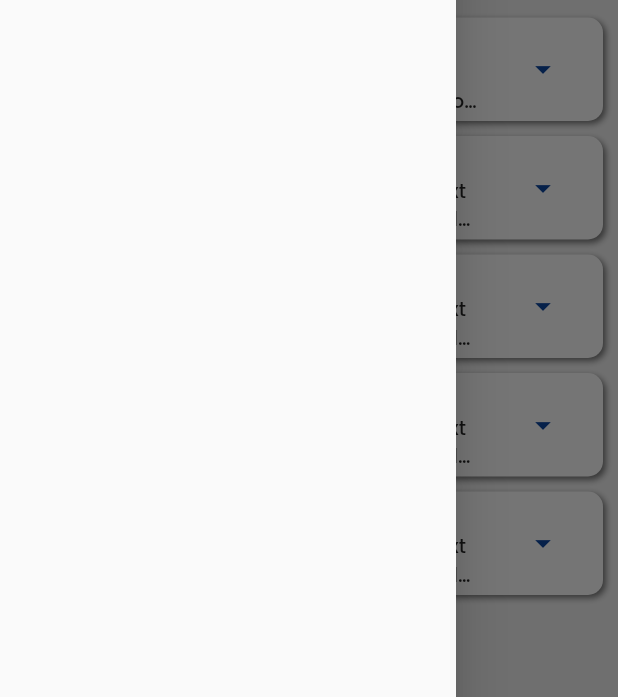
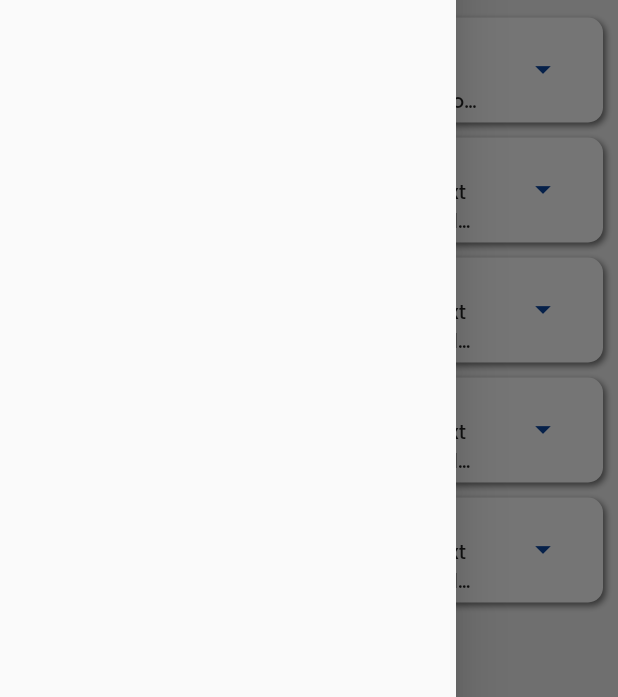
Before and after one commit to cthiagosousa/intgest-l-clone, a Flutter app: the screen it shows after launch, with the side drawer open, on a phone screen of 412 x 824 dp. Shown: the part 275-972 px from the top of the screen. Run offline on Flutter 3.47's test engine with Material 2 defaults, Android fonts, the phone set to English and light mode, and no system bars; our stand-ins replace fl_chart, get_it, google_fonts, mobx; generated files the repository leaves out were written again; network calls fail.

Commit message:
animando card home

```diff
--- a/lib/components/home_item_widget.dart
+++ b/lib/components/home_item_widget.dart
@@ -26,9 +26,12 @@ class _HomeItemWidgetState extends State<HomeItemWidget> {
   Widget build(BuildContext context) {
     final ThemeData theme = Theme.of(context);
 
-    return Container(
+    return AnimatedContainer(
+      duration: Duration(milliseconds: 300),
+      height: isExpanded ? 180 : 80,
+      curve: Curves.fastOutSlowIn,
+      child: Container(
         width: double.infinity,
-      height: isExpanded ? 180 : null,
         margin: EdgeInsets.symmetric(vertical: 5),
         decoration: BoxDecoration(
           color: Colors.white,
@@ -69,6 +72,7 @@ class _HomeItemWidgetState extends State<HomeItemWidget> {
           ),
           onTap: this.widget.onTap,
         ),
+      ),
     );
   }
 }
--- a/lib/screens/home_screen.dart
+++ b/lib/screens/home_screen.dart
@@ -22,7 +22,7 @@ class _HomeScreenState extends State<HomeScreen> {
     NewsTabScreen(),
   ];
 
-  void setCurrentPage(int currentIndex) {
+  void _setCurrentPage(int currentIndex) {
     setState(() {
       _currentPage = currentIndex;
     });
@@ -41,7 +41,7 @@ class _HomeScreenState extends State<HomeScreen> {
       drawer: Drawer(),
       bottomNavigationBar: CustomBottomNavigationBarWidget(
         currentPage: _currentPage,
-        setCurrentPage: setCurrentPage,
+        setCurrentPage: _setCurrentPage,
       ),
       body: SingleChildScrollView(
         padding: EdgeInsets.all(10),
```
Also changed, not shown: lib/components/appbar_bottom_widget.dart (deleted, +0 -83 lines). Lines whose indentation alone changed are shown as unchanged.
